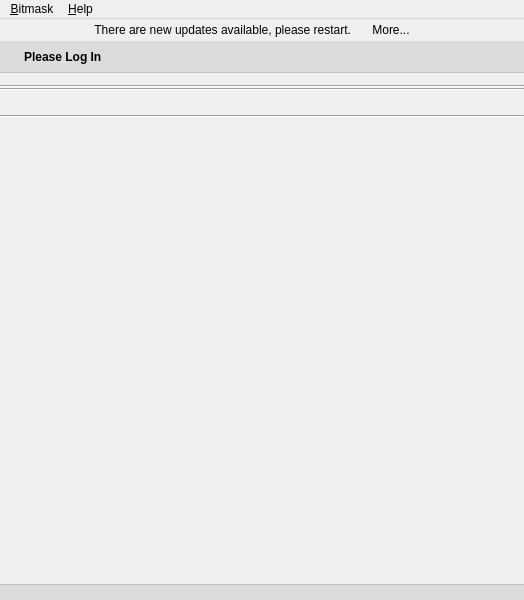
First picture: the form in src/leap/bitmask/gui/ui/mainwindow.ui, repository leapcode/bitmask_client, before the edit.
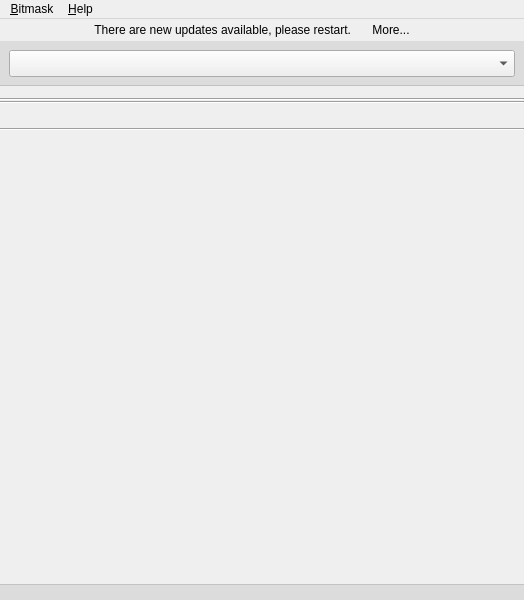
Second picture: the form after the edit. Icons and pictures are not drawn.

Commit message: moved provider selection popup menu to be at the top of the main window

```diff
--- a/src/leap/bitmask/gui/ui/mainwindow.ui
+++ b/src/leap/bitmask/gui/ui/mainwindow.ui
@@ -75,7 +75,7 @@
          <x>0</x>
          <y>0</y>
          <width>524</width>
-         <height>589</height>
+         <height>540</height>
         </rect>
        </property>
        <layout class="QVBoxLayout" name="verticalLayout">
@@ -86,7 +86,7 @@
          <number>0</number>
         </property>
         <item>
-         <widget class="QFrame" name="frame">
+         <widget class="QFrame" name="providerFrame">
           <property name="sizePolicy">
            <sizepolicy hsizetype="Preferred" vsizetype="Fixed">
             <horstretch>0</horstretch>
@@ -97,29 +97,16 @@
            <bool>false</bool>
           </property>
           <property name="styleSheet">
-           <string notr="true">background-color: rgba(0,0,0,20); border-bottom: 1px solid rgba(0,0,0,30);</string>
+           <string notr="true">QFrame#providerFrame {background-color: rgba(0,0,0,20); border-bottom: 1px solid rgba(0,0,0,30);}</string>
           </property>
           <layout class="QHBoxLayout" name="horizontalLayout">
-           <property name="leftMargin">
-            <number>24</number>
-           </property>
-           <property name="rightMargin">
-            <number>24</number>
-           </property>
            <item>
-            <widget class="QLabel" name="lblLoginProvider">
+            <widget class="QComboBox" name="cmbProviders">
              <property name="font">
               <font>
-               <weight>75</weight>
-               <bold>true</bold>
+               <pointsize>12</pointsize>
               </font>
              </property>
-             <property name="styleSheet">
-              <string notr="true">background-color: rgba(255, 255, 255, 0); border: none;</string>
-             </property>
-             <property name="text">
-              <string>Please Log In</string>
-             </property>
             </widget>
            </item>
           </layout>
@@ -186,7 +173,7 @@
            <item>
             <layout class="QVBoxLayout" name="mailLayout">
              <property name="spacing">
-              <number>-1</number>
+              <number>6</number>
              </property>
              <property name="margin">
               <number>12</number>
@@ -224,18 +211,18 @@
             <verstretch>0</verstretch>
            </sizepolicy>
           </property>
-          <property name="autoFillBackground">
-           <bool>false</bool>
-          </property>
-          <property name="styleSheet">
-           <string notr="true">background-color: rgba(0,0,0,20); border-top: 1px solid rgba(0,0,0,30);</string>
-          </property>
           <property name="minimumSize">
            <size>
             <width>0</width>
             <height>16</height>
            </size>
           </property>
+          <property name="autoFillBackground">
+           <bool>false</bool>
+          </property>
+          <property name="styleSheet">
+           <string notr="true">background-color: rgba(0,0,0,20); border-top: 1px solid rgba(0,0,0,30);</string>
+          </property>
          </widget>
         </item>
        </layout>
```
Left out of the diff: 2 changed lines with no effect on the pictures. The commit also changes 5 other files.
